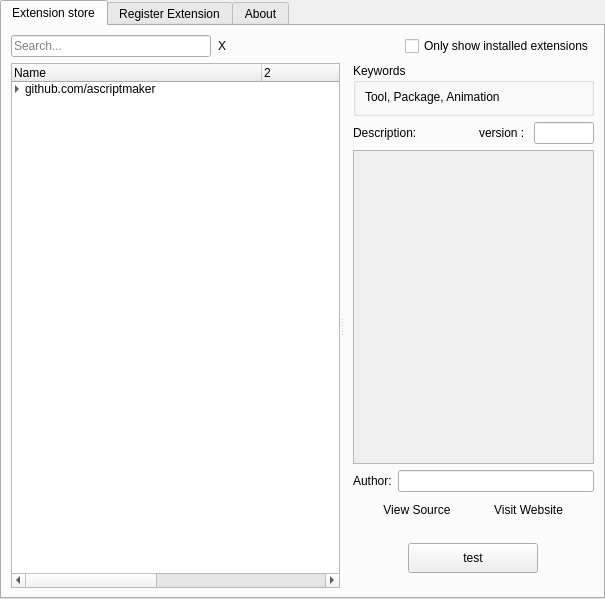
Old version of the form ExtensionStore/packages/ExtensionStore/store.ui in the repository mchaptel/TBScripts.
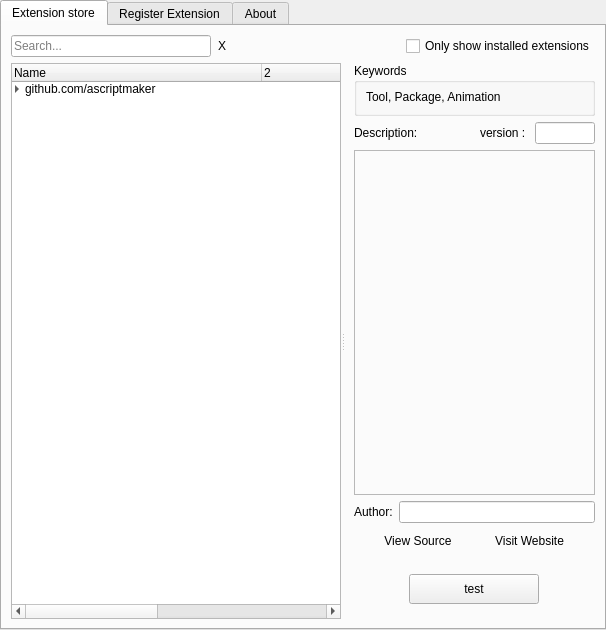
New version of the form. The open tabs and pages were chosen to show the change.

Patch:
```diff
--- a/ExtensionStore/packages/ExtensionStore/store.ui
+++ b/ExtensionStore/packages/ExtensionStore/store.ui
@@ -6,8 +6,8 @@
    <rect>
     <x>0</x>
     <y>0</y>
-    <width>605</width>
-    <height>599</height>
+    <width>606</width>
+    <height>630</height>
    </rect>
   </property>
   <property name="windowTitle">
@@ -324,38 +324,19 @@
             </layout>
            </item>
            <item>
-            <widget class="QScrollArea" name="webScroll">
+            <widget class="QFrame" name="webContent">
              <property name="sizePolicy">
               <sizepolicy hsizetype="Preferred" vsizetype="MinimumExpanding">
                <horstretch>0</horstretch>
-               <verstretch>1</verstretch>
+               <verstretch>0</verstretch>
               </sizepolicy>
              </property>
-             <property name="horizontalScrollBarPolicy">
-              <enum>Qt::ScrollBarAsNeeded</enum>
+             <property name="frameShape">
+              <enum>QFrame::StyledPanel</enum>
              </property>
-             <property name="sizeAdjustPolicy">
-              <enum>QAbstractScrollArea::AdjustIgnored</enum>
+             <property name="frameShadow">
+              <enum>QFrame::Sunken</enum>
              </property>
-             <property name="widgetResizable">
-              <bool>true</bool>
-             </property>
-             <widget class="QWidget" name="webWidget">
-              <property name="geometry">
-               <rect>
-                <x>0</x>
-                <y>0</y>
-                <width>234</width>
-                <height>16</height>
-               </rect>
-              </property>
-              <property name="sizePolicy">
-               <sizepolicy hsizetype="Preferred" vsizetype="Maximum">
-                <horstretch>0</horstretch>
-                <verstretch>1</verstretch>
-               </sizepolicy>
-              </property>
-             </widget>
             </widget>
            </item>
            <item>
```
Left out of the diff: 34 changed lines with no effect on the pictures.
